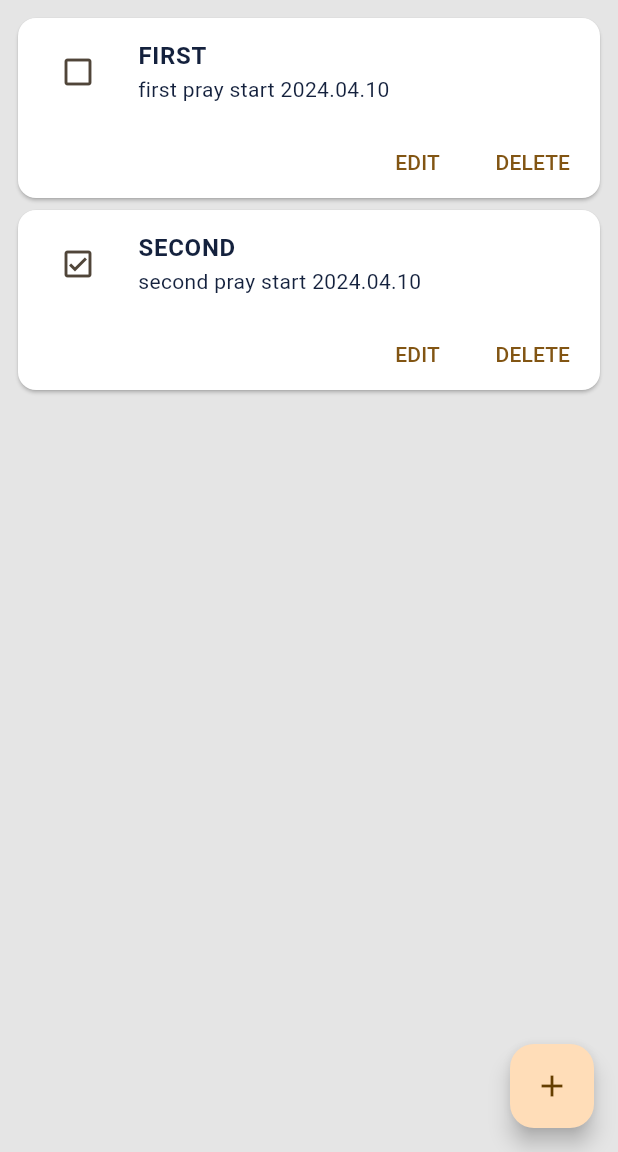
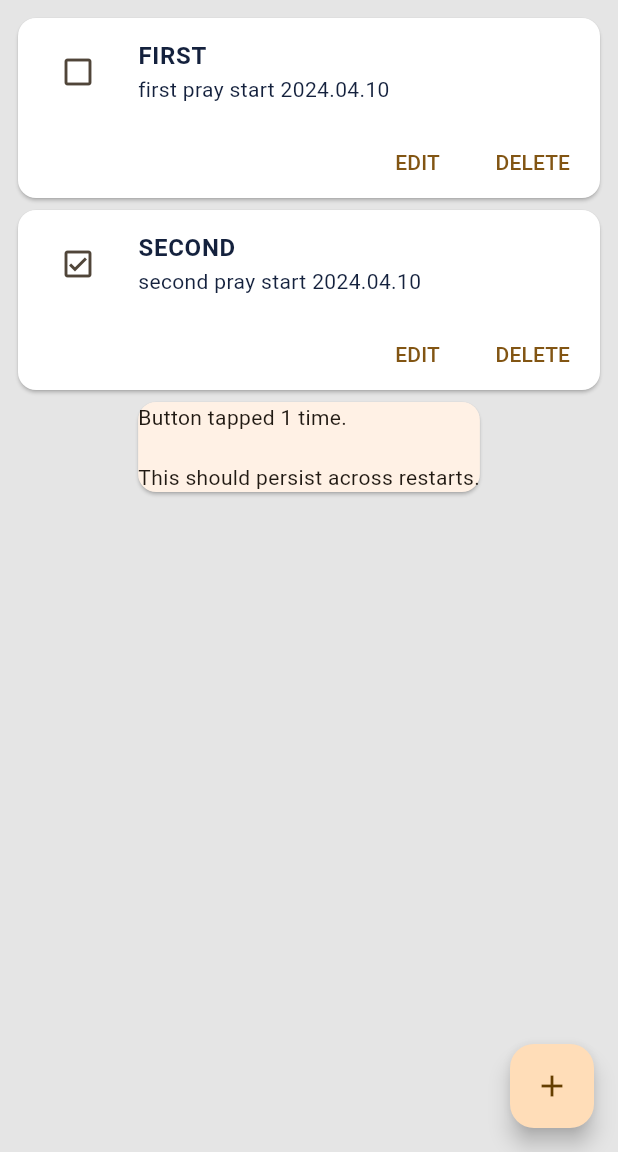
Before and after one commit to minbbal/mylist_app, a Flutter app: the screen it shows after launch, after a tap on the "add" icon, on a phone screen of 412 x 824 dp, the part 84-1236 px from its top. Run offline on Flutter 3.47's test engine with Material 3 defaults, Android fonts, the phone set to English and light mode, and no system bars; our stand-ins replace shared_preferences.

Commit message:
apply saredpreferences

```diff
--- a/lib/prayList.dart
+++ b/lib/prayList.dart
@@ -1,7 +1,7 @@
 import 'package:flutter/material.dart';
+import 'package:flutter/widgets.dart';
 import 'package:mylist_app/prayDetail.dart';
-// import 'package:path/path.dart';
-// import 'package:sqflite/sqflite.dart';
+import 'package:shared_preferences/shared_preferences.dart';
 
 class PrayList extends StatefulWidget {
   const PrayList({super.key, required this.title});
@@ -12,90 +12,34 @@ class PrayList extends StatefulWidget {
 }
 
 class _PrayListState extends State<PrayList> {
-  /*
-  final TextEditingController _textFieldController = TextEditingController();
-  List<Map<String, dynamic>> _dataList = [];
+  // shared preference 인스턴스 생성
+  Future<SharedPreferences> get _prefs => SharedPreferences.getInstance();
+  late Future<int> _prefs_count;
 
-  // 데이터베이스 초기화 및 데이터 로딩
+  // 플로팅 액션 버튼 클릭 이벤트
+  Future<void> _incrementCounter() async {
+    final SharedPreferences prefs = await _prefs;
+    // counter 값이 존재하지 않으면 0으로 저장
+    final int counter = (prefs.getInt('counter') ?? 0) + 1;
+
+    // 앱의 상태 변경, 클릭시 카운트 +1
+    setState(() {
+      _prefs_count = prefs.setInt('counter', counter).then((bool success) {
+        return counter;
+      });
+    });
+  }
+
+  // 상태 위젯 초기화
   @override
   void initState() {
     super.initState();
-    _loadData();
+    _prefs_count =
+        _prefs.then((SharedPreferences prefs) => prefs.getInt('counter') ?? 0);
   }
 
-  // 데이터베이스 초기화
-  Future<Database> _initDB() async {
-    final dbPath = await getDatabasesPath();0
-    final path = join(dbPath, 'example.db');
-    return await openDatabase(
-      path,
-      version: 1,
-      onCreate: (db, version) async {
-        await db.execute(
-          'CREATE TABLE example(id INTEGER PRIMARY KEY, name TEXT)',
-        );
-      },
-    );
-  }
-
-  // 데이터 로딩
-  Future<void> _loadData() async {
-    final db = await _initDB();
-    final dataList = await db.query('example');
-    setState(() {
-      _dataList = dataList;
-    });
-  }
-
-  // 데이터 추가
-  Future<void> _addData(String name) async {
-    final db = await _initDB();
-    await db.insert(
-      'example',
-      {
-        'name': name,
-      },
-      conflictAlgorithm: ConflictAlgorithm.replace,
-    );
-    _textFieldController.clear();
-    _loadData();
-  }
-
-  // 데이터 수정
-  Future<void> _editData(int id, String name) async {
-    final db = await _initDB();
-    await db.update(
-      'example',
-      {
-        'name': name,
-      },
-      where: 'id = ?',
-      whereArgs: [id],
-    );
-    _loadData();
-  }
-
-  // 데이터 삭제
-  Future<void> _deleteData(int id) async {
-    final db = await _initDB();
-    await db.delete(
-      'example',
-      where: 'id = ?',
-      whereArgs: [id],
-    );
-    _loadData();
-  }
-*/
-  int _counter = 0;
   String strCounter = '';
   List<bool> is_finish = [false, true];
-
-  void _incrementCounter() {
-    setState(() {
-      _counter++;
-      strCounter = _counter.toString();
-    });
-  }
 
   void _checkUpdate(int i) {
     setState(() {
@@ -254,6 +198,29 @@ class _PrayListState extends State<PrayList> {
                       ],
                     ),
                   ),
+                  Card(
+                      child: FutureBuilder<int>(
+                    future: _prefs_count,
+                    // AsyncSnapshot : 완료, 오류, 결과 등의 상태 정보 포함
+                    builder:
+                        (BuildContext context, AsyncSnapshot<int> snapshot) {
+                      // 값을 받아오지 못할 경우
+                      if (snapshot.connectionState != ConnectionState.done) {
+                        return const CircularProgressIndicator();
+                      }
+                      // 에러 발생할 경우
+                      if (snapshot.hasError) {
+                        return Text('Error: ${snapshot.error}');
+                      }
+                      // 값을 정상적으로 받아올 경우
+                      else {
+                        return Text(
+                          'Button tapped ${snapshot.data} time${snapshot.data == 1 ? '' : 's'}.\n\n'
+                          'This should persist across restarts.',
+                        );
+                      }
+                    },
+                  ))
                 ]),
           ],
         ),
--- a/pubspec.yaml
+++ b/pubspec.yaml
@@ -30,7 +30,7 @@ environment:
 dependencies:
   flutter:
     sdk: flutter
-  sqflite: ^2.0.0+5
+  shared_preferences: ^2.1.0
   path: ^1.8.1
 
 
```
Also changed, not shown: pubspec.lock, 1 other file.
